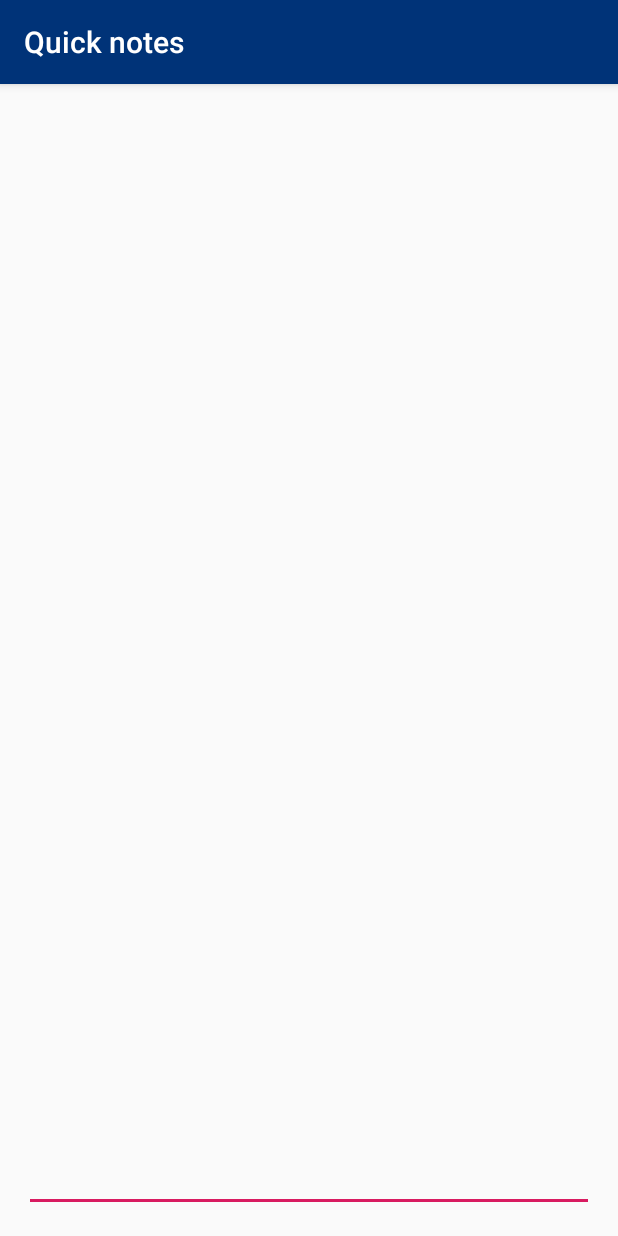
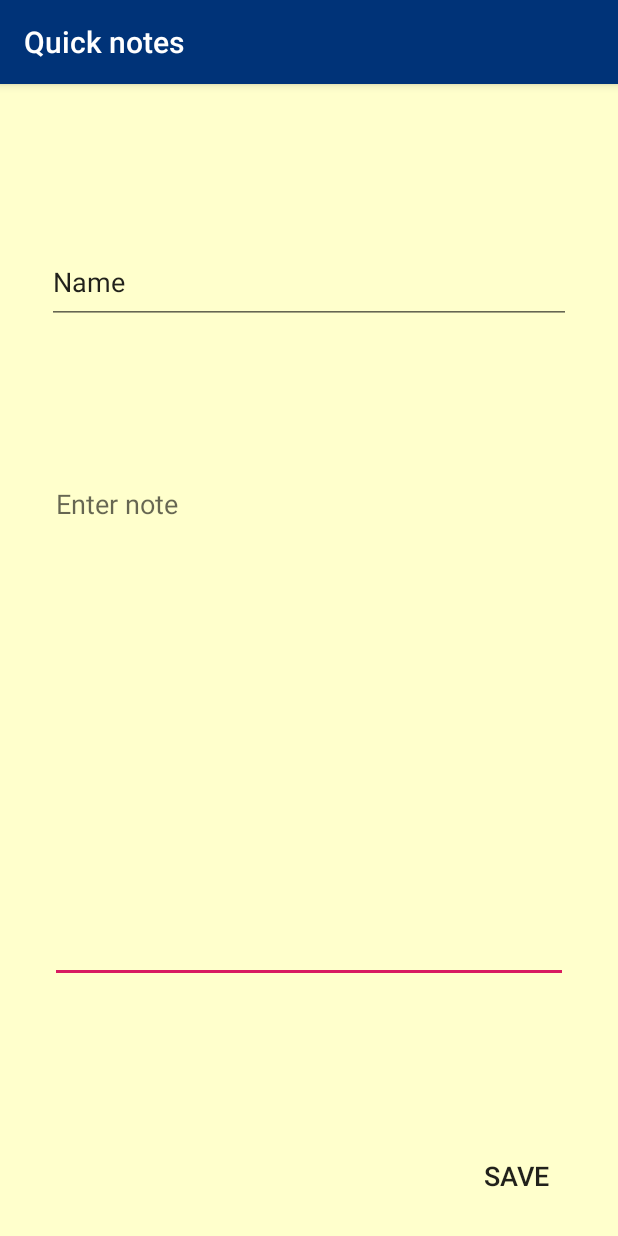
Before and after one commit to Deimant/Android, an Android app: the DisplayNote screen opened directly, with no data from a screen before it, on a phone screen of 412 x 824 dp. Run offline under Robolectric (Android 15) with nearby library versions, the phone set to English and light mode, and no system bars.

Commit message:
Separate note creation started.

```diff
--- a/app/src/main/res/layout/activity_display_note.xml
+++ b/app/src/main/res/layout/activity_display_note.xml
@@ -8,16 +8,49 @@
 
     <EditText
         android:id="@+id/enterNote"
+        android:layout_width="345dp"
+        android:layout_height="342dp"
+        android:layout_marginStart="8dp"
+        android:layout_marginLeft="8dp"
+        android:layout_marginEnd="8dp"
+        android:layout_marginRight="8dp"
+        android:layout_marginBottom="8dp"
+        android:gravity="top"
+        android:hint="@string/enterNote"
+        app:layout_constraintBottom_toTopOf="@+id/saveButtonNote"
+        app:layout_constraintEnd_toEndOf="parent"
+        app:layout_constraintStart_toStartOf="parent"
+        app:layout_constraintTop_toBottomOf="@+id/noteName" />
+
+    <Button
+        android:id="@+id/saveButtonNote"
+        style="@style/Widget.AppCompat.Button.Borderless"
         android:layout_width="0dp"
-        android:layout_height="0dp"
-        android:layout_marginStart="16dp"
-        android:layout_marginLeft="16dp"
-        android:layout_marginTop="16dp"
-        android:layout_marginEnd="16dp"
-        android:layout_marginRight="16dp"
+        android:layout_height="wrap_content"
+        android:layout_marginEnd="24dp"
+        android:layout_marginRight="24dp"
         android:layout_marginBottom="16dp"
+        android:onClick="buttonActionNote"
+        android:text="@string/saveButton"
+        android:textSize="18sp"
         app:layout_constraintBottom_toBottomOf="parent"
+        app:layout_constraintEnd_toEndOf="parent"
+        app:layout_constraintStart_toEndOf="@+id/newButton" />
+
+    <EditText
+        android:id="@+id/noteName"
+        android:layout_width="349dp"
+        android:layout_height="55dp"
+        android:layout_marginStart="8dp"
+        android:layout_marginLeft="8dp"
+        android:layout_marginTop="8dp"
+        android:layout_marginEnd="8dp"
+        android:layout_marginRight="8dp"
+        android:text="@string/noteName"
+        android:textSize="18sp"
+        app:layout_constraintBottom_toTopOf="@+id/enterNote"
         app:layout_constraintEnd_toEndOf="parent"
         app:layout_constraintStart_toStartOf="parent"
         app:layout_constraintTop_toTopOf="parent" />
+
 </android.support.constraint.ConstraintLayout>
--- a/app/src/main/res/values/strings.xml
+++ b/app/src/main/res/values/strings.xml
@@ -5,4 +5,6 @@
     <string name="openButton">OPEN</string>
     <string name="deleteButton">DELETE</string>
     <string name="noteNames">Names of the notes</string>
+    <string name="noteName">Name</string>
+    <string name="enterNote">Enter note</string>
 </resources>
```
Also changed, not shown: app/src/main/java/com/example/arunas/short_code_notepad/DisplayNote.java (+45 -0 lines), app/src/main/java/com/example/arunas/short_code_notepad/MainActivity.java (+6 -8 lines), app/src/main/res/layout/activity_main.xml (+9 -9 lines).
